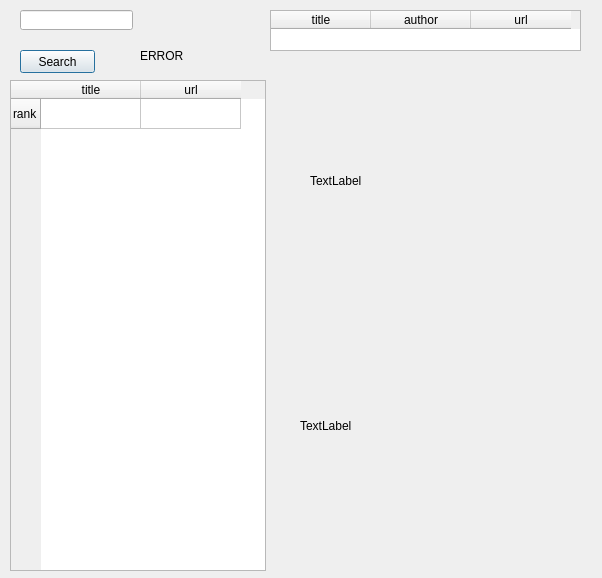
This is test.ui in KKLogger/Article_Analysis as Qt 5 draws it before an edit. The edited form follows.
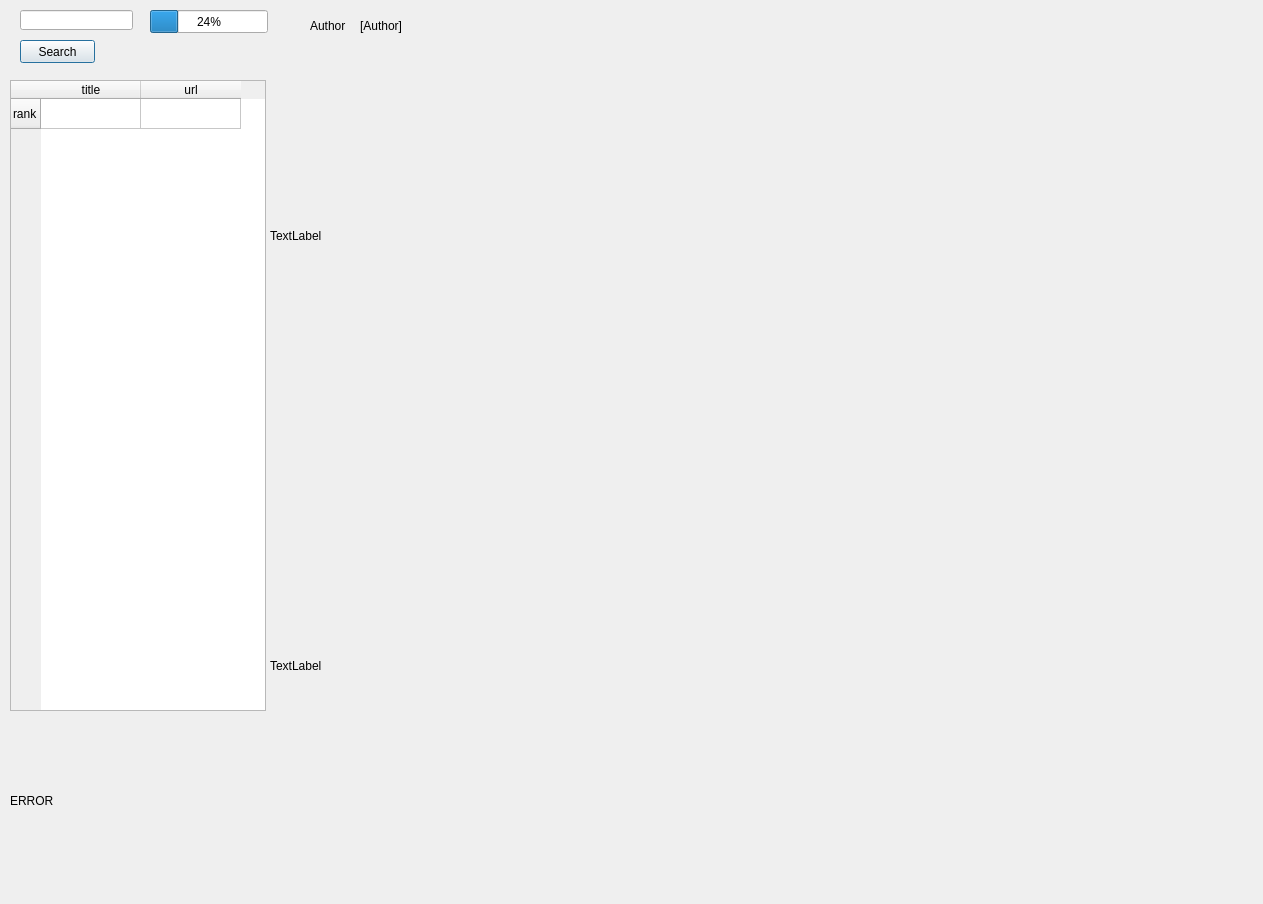
This is the edited form.

```diff
--- a/test.ui
+++ b/test.ui
@@ -6,8 +6,8 @@
    <rect>
     <x>0</x>
     <y>0</y>
-    <width>602</width>
-    <height>578</height>
+    <width>1263</width>
+    <height>904</height>
    </rect>
   </property>
   <property name="windowTitle">
@@ -17,7 +17,7 @@
    <property name="geometry">
     <rect>
      <x>20</x>
-     <y>50</y>
+     <y>40</y>
      <width>75</width>
      <height>23</height>
     </rect>
@@ -39,10 +39,10 @@
   <widget class="QLabel" name="label">
    <property name="geometry">
     <rect>
-     <x>310</x>
-     <y>50</y>
-     <width>241</width>
-     <height>261</height>
+     <x>270</x>
+     <y>40</y>
+     <width>900</width>
+     <height>391</height>
     </rect>
    </property>
    <property name="text">
@@ -52,10 +52,10 @@
   <widget class="QLabel" name="label_2">
    <property name="geometry">
     <rect>
-     <x>300</x>
-     <y>310</y>
-     <width>261</width>
-     <height>231</height>
+     <x>270</x>
+     <y>440</y>
+     <width>900</width>
+     <height>451</height>
     </rect>
    </property>
    <property name="text">
@@ -68,7 +68,7 @@
      <x>10</x>
      <y>80</y>
      <width>256</width>
-     <height>491</height>
+     <height>631</height>
     </rect>
    </property>
    <row>
@@ -87,44 +87,58 @@
     </property>
    </column>
   </widget>
-  <widget class="QTableWidget" name="tableWidget_2">
-   <property name="geometry">
-    <rect>
-     <x>270</x>
-     <y>10</y>
-     <width>311</width>
-     <height>41</height>
-    </rect>
-   </property>
-   <column>
-    <property name="text">
-     <string>title</string>
-    </property>
-   </column>
-   <column>
-    <property name="text">
-     <string>author</string>
-    </property>
-   </column>
-   <column>
-    <property name="text">
-     <string>url</string>
-    </property>
-   </column>
-  </widget>
   <widget class="QLabel" name="label_3">
    <property name="geometry">
     <rect>
-     <x>140</x>
-     <y>40</y>
-     <width>121</width>
-     <height>31</height>
+     <x>10</x>
+     <y>720</y>
+     <width>256</width>
+     <height>161</height>
     </rect>
    </property>
    <property name="text">
     <string>ERROR</string>
    </property>
   </widget>
+  <widget class="QLabel" name="label_4">
+   <property name="geometry">
+    <rect>
+     <x>310</x>
+     <y>0</y>
+     <width>41</width>
+     <height>51</height>
+    </rect>
+   </property>
+   <property name="text">
+    <string>Author</string>
+   </property>
+  </widget>
+  <widget class="QLabel" name="label_5">
+   <property name="geometry">
+    <rect>
+     <x>360</x>
+     <y>0</y>
+     <width>521</width>
+     <height>51</height>
+    </rect>
+   </property>
+   <property name="text">
+    <string>[Author]</string>
+   </property>
+  </widget>
+  <widget class="QProgressBar" name="progressBar">
+   <property name="geometry">
+    <rect>
+     <x>150</x>
+     <y>10</y>
+     <width>118</width>
+     <height>23</height>
+    </rect>
+   </property>
+   <property name="value">
+    <number>24</number>
+   </property>
+  </widget>
  </widget>
  <resources/>
  <connections/>
```
